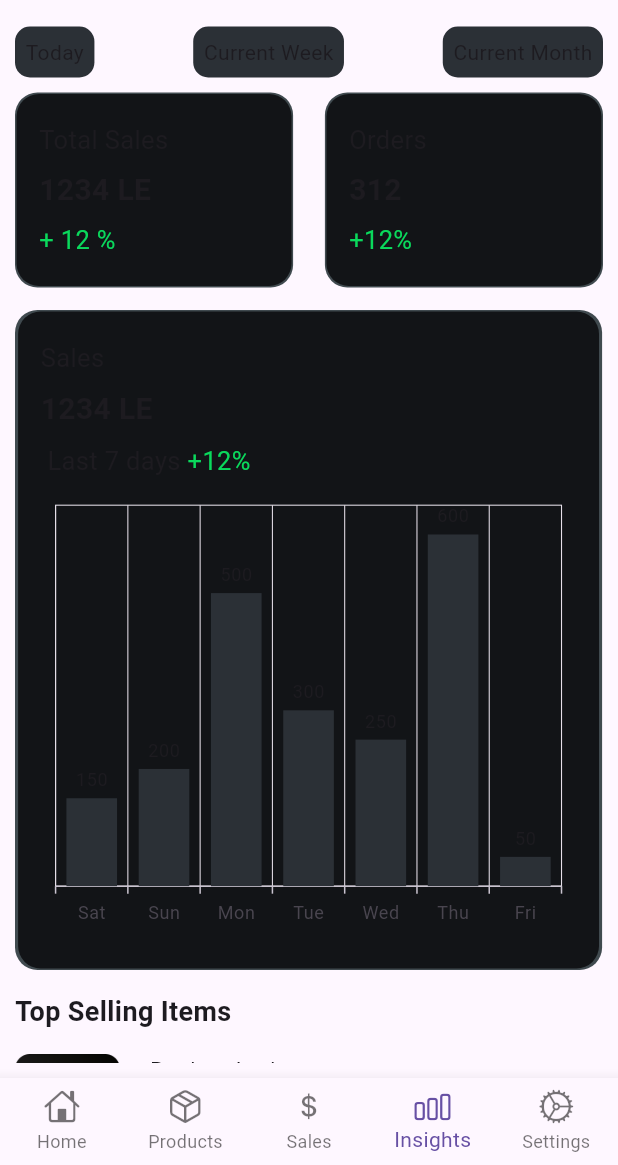
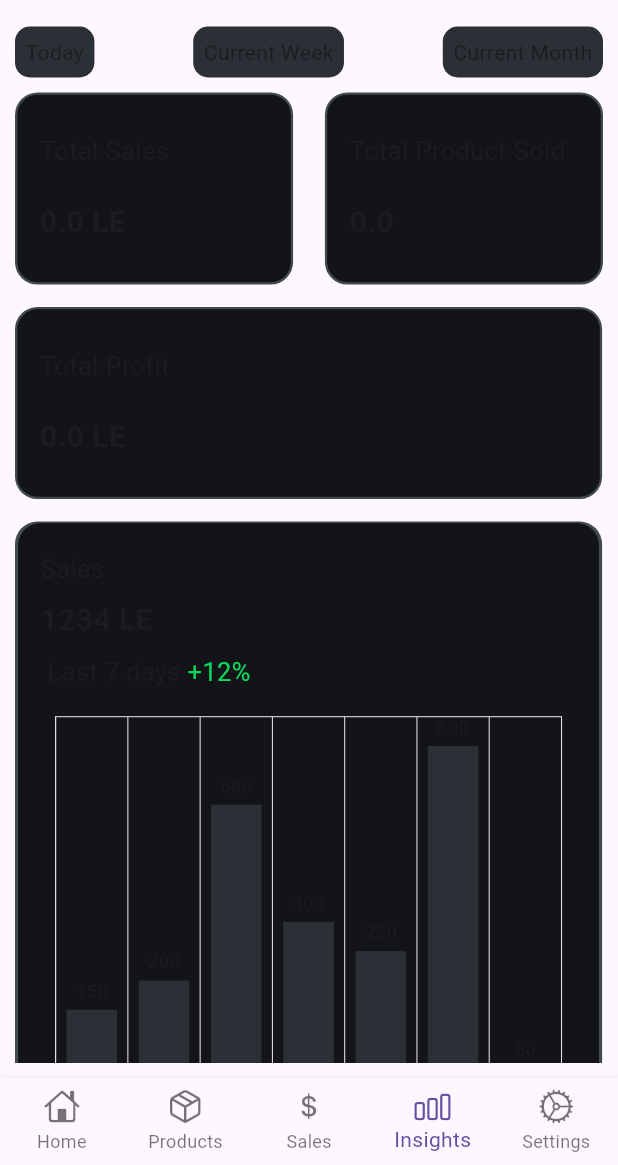
Before and after one commit to amrelmaadawy/shop_management, a Flutter app: the screen it shows after launch, item 4 of the bottom bar chosen, on a phone screen of 412 x 824 dp, the part 71-1236 px from its top. Run offline on Flutter 3.47's test engine with Material 3 defaults, Android fonts, the phone set to English and light mode, and no system bars; our stand-ins replace dotted_border, flutter_riverpod, hive, hive_flutter, image_picker, shared_preferences and 1 more; accounts and stored records are empty.

Commit message:
display the total sales,total product sold and total profit

```diff
--- /dev/null
+++ b/lib/features/reports/logic/helper/get_first_sale_date.dart
@@ -0,0 +1,13 @@
+import 'package:flutter_riverpod/flutter_riverpod.dart';
+import 'package:small_managements/features/sales/logic/provider/sales_provider.dart';
+
+DateTime getFirstSaleDate(WidgetRef ref) {
+  final sales = ref.watch(salesProductProvider);
+
+  if (sales.isEmpty) {
+    return DateTime.now();
+  }
+
+  sales.sort((a, b) => a.dateTime.compareTo(b.dateTime));
+  return sales.first.dateTime;
+}
--- /dev/null
+++ b/lib/features/reports/logic/helper/get_total_sales.dart
@@ -0,0 +1,58 @@
+import 'package:flutter_riverpod/flutter_riverpod.dart';
+import 'package:small_managements/features/sales/logic/provider/sales_provider.dart';
+
+double getTotalSalesInRange(
+  WidgetRef ref,
+  DateTime startDate,
+  DateTime endDate,
+) {
+  final salesInRange = ref.watch(salesProductProvider).where((sale) {
+    return sale.dateTime.isAfter(
+          startDate.subtract(const Duration(seconds: 1)),
+        ) &&
+        sale.dateTime.isBefore(endDate.add(const Duration(days: 1)));
+  });
+
+  return salesInRange.fold<double>(0, (sum, sale) => sum + sale.total);
+}
+
+double getTotalProductSoldInRange(
+  WidgetRef ref,
+  DateTime startDate,
+  DateTime endDate,
+) {
+  final salesInRange = ref.watch(salesProductProvider).where((sale) {
+    return sale.dateTime.isAfter(
+          startDate.subtract(const Duration(seconds: 1)),
+        ) &&
+        sale.dateTime.isBefore(endDate.add(const Duration(days: 1)));
+  });
+
+  return salesInRange.fold<double>(0, (sum, sale) {
+    final saleQuantity = sale.soldProducts.fold<int>(0, (innerSum, product) {
+      return innerSum + product.quantity;
+    });
+    return sum + saleQuantity;
+  });
+}
+
+double getTotalProfitInRange(
+  WidgetRef ref,
+  DateTime startDate,
+  DateTime endDate,
+) {
+  final salesInRange = ref.watch(salesProductProvider).where((sale) {
+    return sale.dateTime.isAfter(
+          startDate.subtract(const Duration(seconds: 1)),
+        ) &&
+        sale.dateTime.isBefore(endDate.add(const Duration(days: 1)));
+  });
+
+  return salesInRange.fold<double>(0, (sum, sale) {
+    final saleProfit = sale.soldProducts.fold<double>(0, (innerSum, product) {
+      return innerSum +
+          ((product.sellingPrice - product.buyingPrice) * product.quantity);
+    });
+    return sum + saleProfit;
+  });
+}
--- a/lib/features/reports/ui/reports_view.dart
+++ b/lib/features/reports/ui/reports_view.dart
@@ -1,6 +1,9 @@
 import 'package:flutter/cupertino.dart';
 import 'package:flutter/material.dart';
-import 'package:small_managements/features/reports/logic/sales_data.dart';
+import 'package:flutter_riverpod/flutter_riverpod.dart';
+import 'package:small_managements/features/reports/logic/helper/get_first_sale_date.dart';
+import 'package:small_managements/features/reports/logic/helper/get_total_sales.dart';
+import 'package:small_managements/features/reports/logic/helper/sales_data.dart';
 import 'package:small_managements/features/reports/ui/widgets/custom_dates_container.dart';
 import 'package:small_managements/features/reports/ui/widgets/custom_report_container.dart';
 import 'package:small_managements/features/reports/ui/widgets/filter_date_range.dart';
@@ -8,14 +11,14 @@ import 'package:small_managements/features/reports/ui/widgets/sales_chart_contai
 import 'package:small_managements/features/reports/ui/widgets/top_selling_item.dart';
 import 'package:small_managements/generated/l10n.dart';
 
-class ReportsView extends StatefulWidget {
+class ReportsView extends ConsumerStatefulWidget {
   const ReportsView({super.key});
 
   @override
-  State<ReportsView> createState() => _ReportsViewState();
+  ConsumerState<ReportsView> createState() => _ReportsViewState();
 }
 
-class _ReportsViewState extends State<ReportsView> {
+class _ReportsViewState extends ConsumerState<ReportsView> {
   @override
   void dispose() {
     super.dispose();
@@ -36,6 +39,17 @@ class _ReportsViewState extends State<ReportsView> {
   ];
   @override
   Widget build(BuildContext context) {
+    final startDate = getFirstSaleDate(ref);
+    final endDate = DateTime.now();
+
+    final totalSales = getTotalSalesInRange(ref, startDate, endDate);
+    final totalProductsSold = getTotalProductSoldInRange(
+      ref,
+      startDate,
+      endDate,
+    );
+    final totalProfit = getTotalProfitInRange(ref, startDate, endDate);
+
     return Scaffold(
       body: SafeArea(
         child: Padding(
@@ -71,7 +85,10 @@ class _ReportsViewState extends State<ReportsView> {
                             showModalBottomSheet(
                               context: context,
                               builder: (context) {
-                                 return FilterDateRange(startDateController: startDateController, endDateController: endDateController);
+                                return FilterDateRange(
+                                  startDateController: startDateController,
+                                  endDateController: endDateController,
+                                );
                               },
                             );
                           },
@@ -97,15 +114,19 @@ class _ReportsViewState extends State<ReportsView> {
                   children: [
                     CustomReportContainer(
                       title: S.of(context).totalSales,
-                      number: '1234 LE',
-                      percentage: '+ 12 %',
+                      number: '$totalSales LE',
                     ),
                     CustomReportContainer(
-                      title: S.of(context).orders,
-                      number: '312',
-                      percentage: '+12%',
+                      title: S.of(context).totalProductSold,
+                      number: '$totalProductsSold',
                     ),
                   ],
+                ),
+                SizedBox(height: 15),
+                CustomReportContainer(
+                  width: MediaQuery.of(context).size.width * 0.95,
+                  title: S.of(context).totalProfit,
+                  number: '$totalProfit LE',
                 ),
                 SizedBox(height: 15),
                 SalesChartContainer(data: data),
--- a/lib/features/reports/ui/widgets/bar_chart.dart
+++ b/lib/features/reports/ui/widgets/bar_chart.dart
@@ -1,6 +1,6 @@
 import 'package:flutter/material.dart';
 import 'package:small_managements/core/utils/app_colors.dart';
-import 'package:small_managements/features/reports/logic/sales_data.dart';
+import 'package:small_managements/features/reports/logic/helper/sales_data.dart';
 import 'package:syncfusion_flutter_charts/charts.dart';
 
 class BarChart extends StatelessWidget {
--- a/lib/features/reports/ui/widgets/custom_report_container.dart
+++ b/lib/features/reports/ui/widgets/custom_report_container.dart
@@ -1,33 +1,27 @@
-
 import 'package:flutter/material.dart';
 import 'package:small_managements/core/utils/app_colors.dart';
 
 class CustomReportContainer extends StatelessWidget {
   const CustomReportContainer({
-    super.key, required this.title, required this.number, required this.percentage,
+    super.key,
+    required this.title,
+    required this.number,
+    this.width,
   });
-final String title;
-final String number;
-final String percentage;
+  final String title;
+  final String number;
+  final double? width;
   @override
   Widget build(BuildContext context) {
     return Stack(
       alignment: AlignmentDirectional.center,
       children: [
+
         Container(
-          width: MediaQuery.of(context).size.width * 0.45,
-
-          height: 130,
-          decoration: BoxDecoration(
-            color: AppColors.kBorderColor,
-            borderRadius: BorderRadius.circular(15),
-          ),
-        ),
-        Container(
-          width: MediaQuery.of(context).size.width * 0.445,
-
+          width: width ?? MediaQuery.of(context).size.width * 0.45,
           height: 128,
           decoration: BoxDecoration(
+            border: Border.all(color: AppColors.kBorderColor, width: 1.5),
             color: AppColors.kBackgroundColor,
             borderRadius: BorderRadius.circular(15),
           ),
@@ -37,24 +31,12 @@ final String percentage;
               mainAxisAlignment: MainAxisAlignment.spaceAround,
               crossAxisAlignment: CrossAxisAlignment.start,
               children: [
-                Text(
-                  title,
-                  style: TextStyle(fontSize: 17),
-                ),
+                Text(title, style: TextStyle(fontSize: 17)),
                 Text(
                   number,
-                  style: TextStyle(
-                    fontSize: 20,
-                    fontWeight: FontWeight.bold,
-                  ),
+                  style: TextStyle(fontSize: 20, fontWeight: FontWeight.bold),
                 ),
-                Text(
-                   percentage,
-                  style: TextStyle(
-                    color: AppColors.kincreaseColor,
-                    fontSize: 17,
-                  ),
-                ),
+
               ],
             ),
           ),
--- a/lib/features/reports/ui/widgets/filter_date_range.dart
+++ b/lib/features/reports/ui/widgets/filter_date_range.dart
@@ -1,7 +1,7 @@
 import 'package:flutter/material.dart';
 import 'package:small_managements/core/utils/app_colors.dart';
 import 'package:small_managements/core/utils/custom_text_form_field.dart';
-import 'package:small_managements/features/reports/logic/pick_date.dart';
+import 'package:small_managements/features/reports/logic/helper/pick_date.dart';
 import 'package:small_managements/generated/l10n.dart';
 
 class FilterDateRange extends StatelessWidget {
--- a/lib/features/reports/ui/widgets/sales_chart_container.dart
+++ b/lib/features/reports/ui/widgets/sales_chart_container.dart
@@ -2,7 +2,7 @@
 
 import 'package:flutter/material.dart';
 import 'package:small_managements/core/utils/app_colors.dart';
-import 'package:small_managements/features/reports/logic/sales_data.dart';
+import 'package:small_managements/features/reports/logic/helper/sales_data.dart';
 import 'package:small_managements/features/reports/ui/widgets/bar_chart.dart';
 import 'package:small_managements/generated/l10n.dart';
 
--- a/lib/l10n/intl_en.arb
+++ b/lib/l10n/intl_en.arb
@@ -60,10 +60,10 @@
     "@cancel": {},
     "totalSalesThisMonth":"Total Sales This Month",
     "@totalSalesThisMonth": {},
-    "totalProductSold":"Total Product Sold Today",
+    "totalProductSold":"Total Product Sold ",
     "@totalProductSold": {},
-    "totalProfit":"Total Profit Today",
-    "@totalProfit": {},
+    "totalProfitToday":"Total Profit Today",
+    "@totalProfitToday": {},
       "recentTransactions":"Recent Transactions",
     "@recentTransactions": {},
     "product":"Product",
@@ -125,5 +125,10 @@
     "addCategory":"Add Category",
     "@addCategory": {},
      "client":"Client Name: ",
-    "@client": {}
+    "@client": {},
+     "totalProfit":"Total Profit ",
+    "@totalProfit": {},
+"totalProductSoldToday":"Total Product Sold Today ",
+    "@totalProductSoldToday": {}
+
 }
```
Also changed, not shown: lib/features/reports/logic/helper/pick_date.dart (renamed from lib/features/reports/logic/pick_date.dart), lib/features/reports/logic/helper/sales_data.dart (renamed from lib/features/reports/logic/sales_data.dart), lib/generated/intl/messages_en.dart, lib/generated/l10n.dart.
